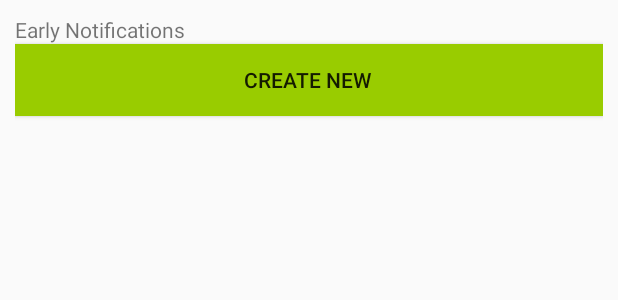
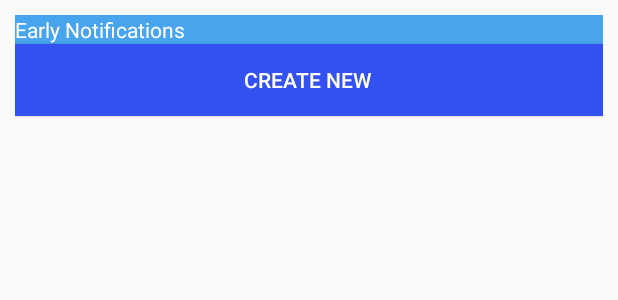
Before and after one commit to Nathanieljg/JuniorDesign, an Android app: the layout fragment_early_notification.xml on its own in the app's theme, with its tools: preview values and no code run, on a phone screen of 412 x 824 dp. Shown: the top 300 px of the screen. Run offline under Robolectric (Android 15) with nearby library versions, the light colour scheme and no system bars.

Commit message:
Update fragment_early_notification.xml

```diff
--- a/app/src/main/res/layout/fragment_early_notification.xml
+++ b/app/src/main/res/layout/fragment_early_notification.xml
@@ -14,21 +14,25 @@
         android:layout_width="match_parent"
         android:layout_height="wrap_content"
         android:layout_weight="0"
-        android:text="Early Notifications" />
+        android:background="#47A4ED"
+        android:text="Early Notifications"
+        android:textColor="#FFFFFF" />
 
     <Button
         android:id="@+id/createNewButton"
         android:layout_width="match_parent"
         android:layout_height="wrap_content"
         android:layout_weight="0"
-        android:background="@android:color/holo_green_light"
-        android:text="create new " />
+        android:background="#3350F1"
+        android:text="create new "
+        android:textColor="#FFFFFF" />
 
-        <androidx.recyclerview.widget.RecyclerView
-            android:id="@+id/earlyNotificationRecyclerView"
-            android:layout_width="match_parent"
-            android:layout_height="wrap_content"
-            android:layout_weight="0">
+    <androidx.recyclerview.widget.RecyclerView
+        android:id="@+id/earlyNotificationRecyclerView"
+        android:layout_width="match_parent"
+        android:layout_height="wrap_content"
+        android:layout_weight="0"
+        android:background="#47A4ED">
 
-        </androidx.recyclerview.widget.RecyclerView>
+    </androidx.recyclerview.widget.RecyclerView>
 </LinearLayout>
```
